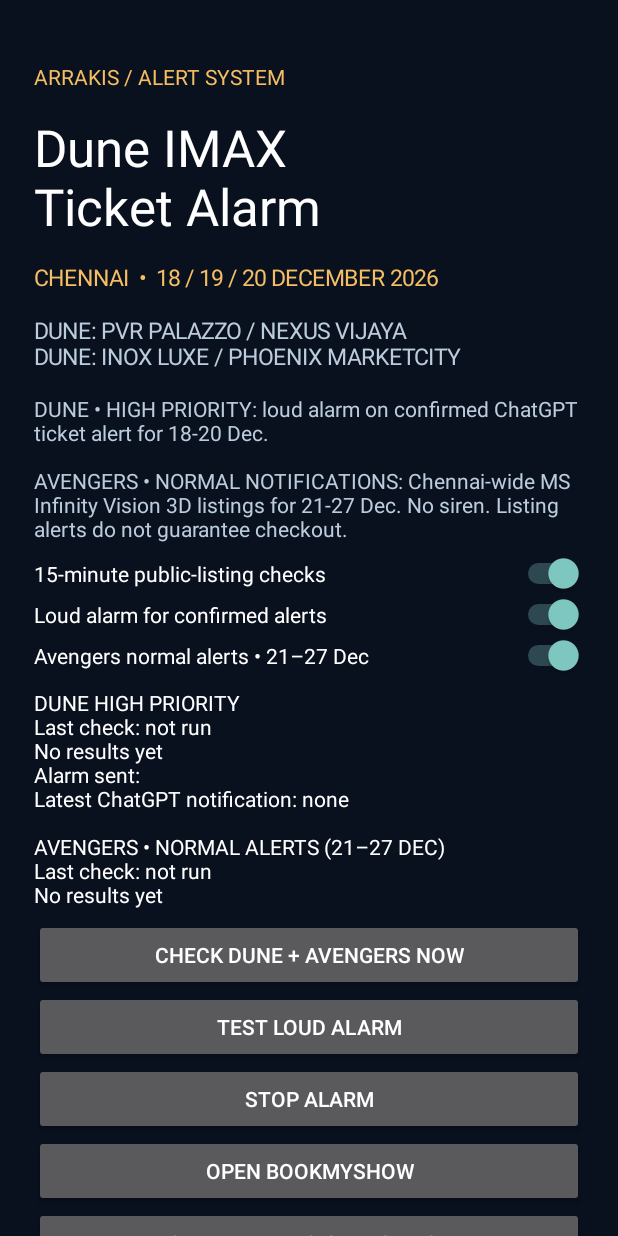
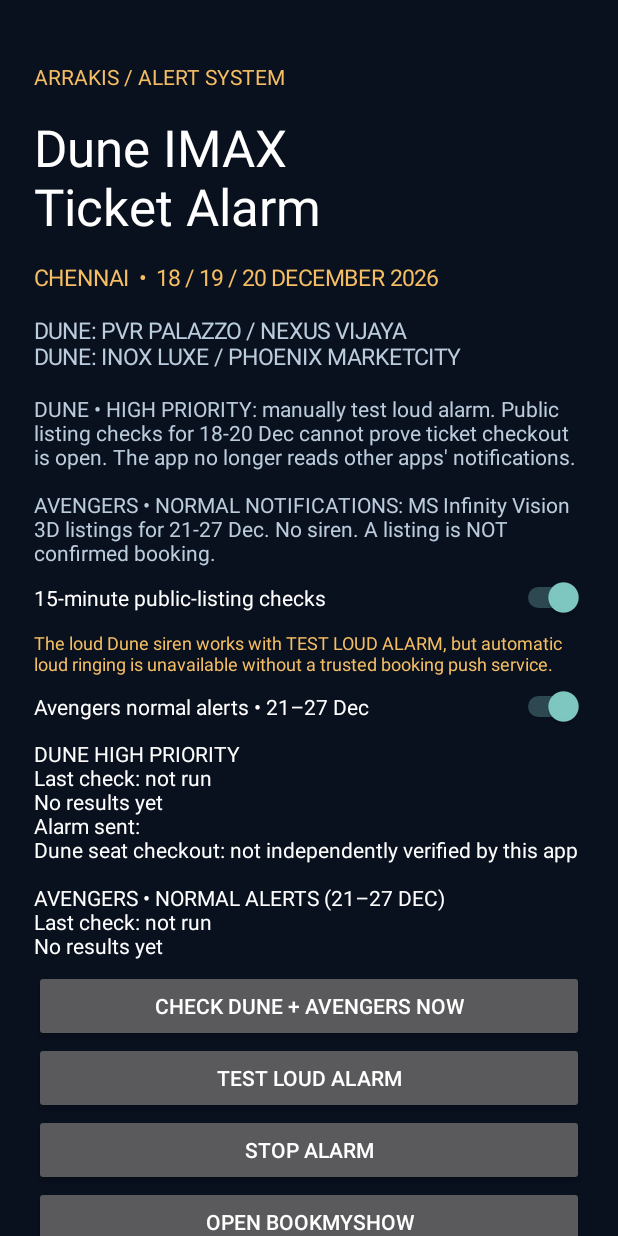
Before and after one commit to monisharvindr459-gif/ACM-Trailcam-2026AAPS0280H, an Android app: the screen it shows after launch (MainActivity), on a phone screen of 412 x 824 dp. Run offline under Robolectric (Android 15) with nearby library versions, the phone set to English and light mode, and no system bars.

Commit message:
Remove high-risk notification reader for Play Protect safe installation

```diff
--- a/app/build.gradle
+++ b/app/build.gradle
@@ -6,8 +6,8 @@ android {
   applicationId 'com.arrakis.ticketalarm'
   minSdk 26
   targetSdk 35
-  versionCode 4
-  versionName '2.2'
+  versionCode 5
+  versionName '2.3'
  }
  compileOptions { sourceCompatibility JavaVersion.VERSION_17; targetCompatibility JavaVersion.VERSION_17 }
 }
--- a/app/src/main/AndroidManifest.xml
+++ b/app/src/main/AndroidManifest.xml
@@ -13,8 +13,5 @@
    <intent-filter><action android:name="android.intent.action.MAIN"/><category android:name="android.intent.category.LAUNCHER"/></intent-filter>
   </activity>
   <service android:name=".TicketJob" android:permission="android.permission.BIND_JOB_SERVICE" android:exported="true"/>
-  <service android:name=".ChatAlertListener" android:permission="android.permission.BIND_NOTIFICATION_LISTENER_SERVICE" android:exported="true" android:label="Verified ChatGPT ticket alerts">
-   <intent-filter><action android:name="android.service.notification.NotificationListenerService"/></intent-filter>
-  </service>
  </application>
 </manifest>
--- a/app/src/main/java/com/arrakis/ticketalarm/MainActivity.java
+++ b/app/src/main/java/com/arrakis/ticketalarm/MainActivity.java
@@ -65,15 +65,12 @@ public class MainActivity extends Activity {
   root.addView(label("Dune IMAX\nTicket Alarm",34,Color.WHITE));
   root.addView(label("CHENNAI  •  18 / 19 / 20 DECEMBER 2026",15,0xfff5be64));
   root.addView(label("DUNE: PVR PALAZZO / NEXUS VIJAYA\nDUNE: INOX LUXE / PHOENIX MARKETCITY",15,0xffbbccdd));
-  root.addView(label("DUNE • HIGH PRIORITY: loud alarm on confirmed ChatGPT ticket alert for 18-20 Dec.\n\nAVENGERS • NORMAL NOTIFICATIONS: Chennai-wide MS Infinity Vision 3D listings for 21-27 Dec. No siren. Listing alerts do not guarantee checkout.",14,0xffbbccdd));
+  root.addView(label("DUNE • HIGH PRIORITY: manually test loud alarm. Public listing checks for 18-20 Dec cannot prove ticket checkout is open. The app no longer reads other apps\u0027 notifications.\n\nAVENGERS • NORMAL NOTIFICATIONS: MS Infinity Vision 3D listings for 21-27 Dec. No siren. A listing is NOT confirmed booking.",14,0xffbbccdd));
   Switch monitoring=new Switch(this);monitoring.setText("15-minute public-listing checks");monitoring.setTextColor(-1);
   monitoring.setChecked(prefs(this).getBoolean("polling",true));
   monitoring.setOnCheckedChangeListener((b,on)->{prefs(this).edit().putBoolean("polling",on).apply();TicketJob.schedule(this);});
   root.addView(monitoring);
-  Switch armed=new Switch(this);armed.setText("Loud alarm for confirmed alerts");armed.setTextColor(-1);
-  armed.setChecked(prefs(this).getBoolean("armed",true));
-  armed.setOnCheckedChangeListener((b,on)->prefs(this).edit().putBoolean("armed",on).apply());
-  root.addView(armed);
+  root.addView(label("The loud Dune siren works with TEST LOUD ALARM, but automatic loud ringing is unavailable without a trusted booking push service.",12,0xfff5be64));
   Switch avengersWatch=new Switch(this);avengersWatch.setText("Avengers normal alerts • 21–27 Dec");avengersWatch.setTextColor(-1);
   avengersWatch.setChecked(prefs(this).getBoolean("avengers_enabled",true));
   avengersWatch.setOnCheckedChangeListener((b,on)->prefs(this).edit().putBoolean("avengers_enabled",on).apply());
@@ -96,7 +93,6 @@ public class MainActivity extends Activity {
    Uri.parse(AvengersWatch.bookingUrl(21)))));
   button("OPEN AVENGERS ON DISTRICT",root,()->startActivity(new Intent(Intent.ACTION_VIEW,
    Uri.parse(AvengersWatch.districtUrl(21)))));
-  button("ALLOW CHATGPT NOTIFICATION ACCESS",root,()->startActivity(new Intent(Settings.ACTION_NOTIFICATION_LISTENER_SETTINGS)));
   button("ALLOW FULL-SCREEN ALERTS",root,()->{
    if(Build.VERSION.SDK_INT>=34)startActivity(new Intent(Settings.ACTION_MANAGE_APP_USE_FULL_SCREEN_INTENT,
     Uri.parse("package:"+getPackageName())));
@@ -104,7 +100,7 @@ public class MainActivity extends Activity {
   });
   button("SET UNRESTRICTED BATTERY USE",root,()->startActivity(
    new Intent(Settings.ACTION_APPLICATION_DETAILS_SETTINGS,Uri.parse("package:"+getPackageName()))));
-  root.addView(label("Android may delay periodic background jobs. Ticketing pages may block automated requests or show false listings. No real phone call is placed. To hear the alarm in Do Not Disturb, allow alarms in your phone settings.",12,0xffbbccdd));
+  root.addView(label("No notification-reading or accessibility access is requested. Android may delay background checks; listing pages may block requests. No real phone call is placed. TEST LOUD ALARM rings locally only.",12,0xffbbccdd));
  }
  private void showResults(){
   SharedPreferences p=prefs(this);
@@ -113,7 +109,7 @@ public class MainActivity extends Activity {
    "\nAlarm sent: "+(p.getBoolean("fired_18",false)?"18 ":"")+
    (p.getBoolean("fired_19",false)?"19 ":"")+
    (p.getBoolean("fired_20",false)?"20":"")+
-   "\nLatest ChatGPT notification: "+p.getString("last_chatgpt","none")+
+   "\nDune seat checkout: not independently verified by this app"+
    "\n\nAVENGERS • NORMAL ALERTS (21–27 DEC)\nLast check: "+
    p.getString("avengers_last_check","not run")+"\n"+
    p.getString("avengers_result","No results yet"));
```
Also changed, not shown: app/src/main/java/com/arrakis/ticketalarm/ChatAlertListener.java (deleted, +0 -34 lines), 2 other files.
